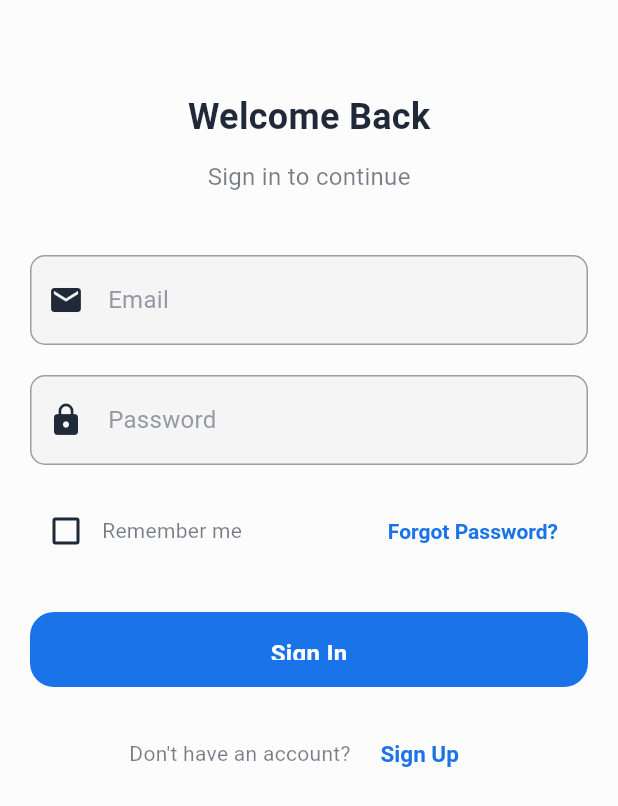
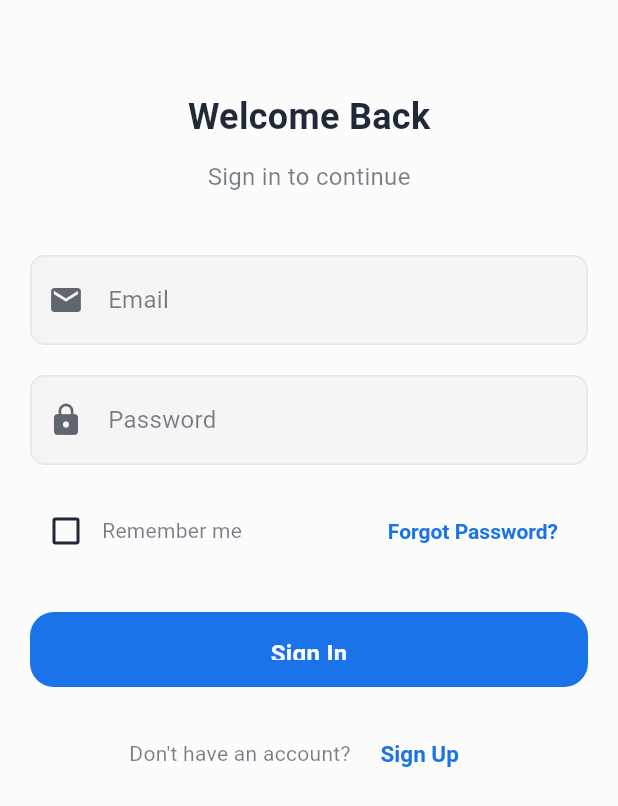
Before and after one commit to JoshClays/NIT3004-IT-Capstone-Project-2-Backup, a Flutter app: the screen it shows after launch, on a phone screen of 412 x 824 dp. Shown: the top 806 px of the screen. Run offline on Flutter 3.47's test engine with Material 3 defaults, Android fonts, the phone set to English and light mode, and no system bars; our stand-ins replace fl_chart, pdf, share_plus, shared_preferences, sqflite; accounts and stored records are empty.

Commit message:
welcome screen fixed

```diff
--- a/lib/widgets/custom_textfield.dart
+++ b/lib/widgets/custom_textfield.dart
@@ -16,26 +16,46 @@ class CustomTextField extends StatelessWidget {
 
   @override
   Widget build(BuildContext context) {
+    final isDark = Theme.of(context).brightness == Brightness.dark;
+
     return TextField(
       controller: controller,
       obscureText: obscureText,
+      style: TextStyle(
+        color: Theme.of(context).colorScheme.onSurface,
+      ),
       decoration: InputDecoration(
         hintText: hintText,
-        prefixIcon: Icon(icon),
+        hintStyle: TextStyle(
+          color: Theme.of(context).colorScheme.onSurface.withOpacity(0.6),
+        ),
+        prefixIcon: Icon(
+          icon,
+          color: Theme.of(context).colorScheme.onSurface.withOpacity(0.7),
+        ),
         border: OutlineInputBorder(
           borderRadius: BorderRadius.circular(10),
-          borderSide: const BorderSide(color: Colors.grey),
+          borderSide: BorderSide(
+            color: Theme.of(context).colorScheme.outline,
+          ),
         ),
         enabledBorder: OutlineInputBorder(
           borderRadius: BorderRadius.circular(10),
-          borderSide: const BorderSide(color: Colors.grey),
+          borderSide: BorderSide(
+            color: Theme.of(context).colorScheme.outline,
+          ),
         ),
         focusedBorder: OutlineInputBorder(
           borderRadius: BorderRadius.circular(10),
-          borderSide: const BorderSide(color: Colors.blue),
+          borderSide: BorderSide(
+            color: Theme.of(context).primaryColor,
+            width: 2,
+          ),
         ),
         filled: true,
-        fillColor: Colors.grey[100],
+        fillColor: isDark
+          ? Theme.of(context).colorScheme.surface
+          : Colors.grey[100],
       ),
     );
   }
```
